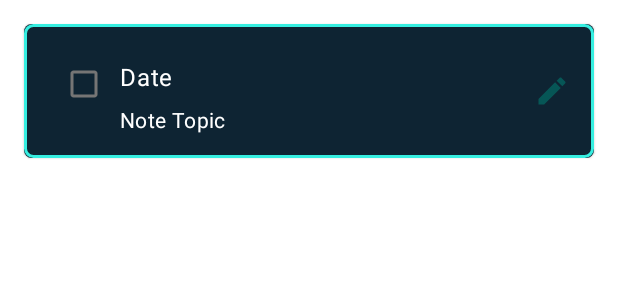
After one commit to it20620202/SmartDairy2022, an Android app: the layout noteitem.xml on its own in the app's theme, with its tools: preview values and no code run, on a phone screen of 412 x 824 dp. The commit adds this screen. Shown: the top 300 px of the screen. Run offline under Robolectric (Android 15) with nearby library versions, the phone set to English and light mode, and no system bars.

Commit message:
Update misc.xml

```diff
--- a/app/src/main/AndroidManifest.xml
+++ b/app/src/main/AndroidManifest.xml
@@ -12,6 +12,9 @@
         android:roundIcon="@mipmap/ic_launcher_round"
         android:supportsRtl="true"
         android:theme="@style/Theme.SmartDiary">
+        <activity
+            android:name=".ShowNote"
+            android:exported="false" />
         <activity
             android:name=".AllNotes"
             android:exported="false" />
--- a/app/src/main/java/com/example/smartdiary/AddNote.java
+++ b/app/src/main/java/com/example/smartdiary/AddNote.java
@@ -93,7 +93,7 @@ public class AddNote extends AppCompatActivity {
                     if (note.isSuccessful()){
                         Toast.makeText(AddNote.this, "Note added", Toast.LENGTH_SHORT).show();
 
-                        Intent AllNote = new Intent(AddNote.this,showTask.class);
+                        Intent AllNote = new Intent(AddNote.this,ShowNote.class);
                         startActivity(AllNote);
                         finish();
                     }
--- a/app/src/main/java/com/example/smartdiary/AllNotes.java
+++ b/app/src/main/java/com/example/smartdiary/AllNotes.java
@@ -31,10 +31,10 @@ public class AllNotes extends AppCompatActivity {
     private DatabaseReference databaseReference;
     private FloatingActionButton addBtn;
     private RecyclerView recyclerView;
-    private todoAdapter todoAdapter;
+    private NoteAdapter NoteAdapter;
     private ArrayList<Note> list;
     private ProgressDialog dialog;
-    private Object NoteAdapter;
+
 
 
     @Override
--- a/app/src/main/java/com/example/smartdiary/MainActivity.java
+++ b/app/src/main/java/com/example/smartdiary/MainActivity.java
@@ -56,14 +56,14 @@ public class MainActivity extends AppCompatActivity {
         GoPay.setOnClickListener(new View.OnClickListener() {
             @Override
             public void onClick(View v) {
-                Intent intent= new Intent(MainActivity.this,Meal.class);
+                Intent intent= new Intent(MainActivity.this,AllNotes.class);
                 startActivity(intent);
             }
         });
         GoNote.setOnClickListener(new View.OnClickListener() {
             @Override
             public void onClick(View v) {
-                Intent intent = new Intent(MainActivity.this,AllNotes.class);
+                Intent intent = new Intent(MainActivity.this,ShowNote.class);
                 startActivity(intent);
             }
         });
--- /dev/null
+++ b/app/src/main/res/layout/noteitem.xml
@@ -0,0 +1,85 @@
+<?xml version="1.0" encoding="utf-8"?>
+
+<com.google.android.material.card.MaterialCardView
+    xmlns:android="http://schemas.android.com/apk/res/android"
+    android:layout_width="match_parent"
+    android:layout_height="wrap_content"
+    xmlns:app="http://schemas.android.com/apk/res-auto"
+    android:layout_margin="16dp"
+    app:cardCornerRadius="5dp"
+    android:elevation="5dp"
+    >
+
+    <LinearLayout
+        android:layout_width="match_parent"
+        android:layout_height="wrap_content"
+        android:orientation="vertical"
+        android:background="@color/blue_shade_1"
+        >
+
+        <RelativeLayout
+            android:layout_width="match_parent"
+            android:layout_height="wrap_content"
+            android:padding="16dp"
+            android:background="@drawable/card_border"
+            >
+
+            <!-- Title, secondary and supporting text -->
+            <CheckBox
+                android:id="@+id/completed"
+                android:layout_width="wrap_content"
+                android:layout_height="wrap_content"
+                android:layout_alignParentStart="true" />
+
+            <LinearLayout
+                android:layout_width="match_parent"
+                android:layout_height="wrap_content"
+                android:orientation="vertical"
+                android:layout_toRightOf="@+id/completed">
+                <TextView
+                    android:id="@+id/item_date"
+                    android:layout_width="wrap_content"
+                    android:layout_height="wrap_content"
+                    android:layout_marginTop="8dp"
+                    android:text="Date"
+                    android:textAppearance="?attr/textAppearanceBody1"
+                    android:textColor="@color/white" />
+
+
+                <TextView
+                    android:id="@+id/item_topic"
+                    android:layout_width="wrap_content"
+                    android:layout_height="wrap_content"
+                    android:layout_marginTop="8dp"
+                    android:text="Note Topic"
+                    android:textAppearance="?attr/textAppearanceBody2"
+                    android:textColor="@color/white" />
+
+            </LinearLayout>
+
+            <ImageView
+
+                android:id="@+id/editNote"
+                android:layout_width="wrap_content"
+                android:layout_height="wrap_content"
+                android:layout_alignParentEnd="true"
+                android:layout_centerVertical="true"
+                android:background="?android:selectableItemBackground"
+                android:src="@drawable/ic_baseline_edit_24" />
+
+
+
+
+
+        </RelativeLayout>
+
+        <TextView
+            android:id="@+id/noteKey"
+            android:layout_width="0dp"
+            android:layout_height="0dp"
+            android:visibility="invisible"/>
+
+    </LinearLayout>
+
+
+</com.google.android.material.card.MaterialCardView>
```
Also changed, not shown: app/src/main/java/com/example/smartdiary/EditNoteActivity.java (deleted, +0 -100 lines), app/src/main/java/com/example/smartdiary/NewNoteAdapter.java (added, +59 -0 lines), app/src/main/java/com/example/smartdiary/NoteAdapter.java (+6 -9 lines), app/src/main/java/com/example/smartdiary/NotesRvmodel.java (deleted, +0 -85 lines), app/src/main/java/com/example/smartdiary/ShowNote.java (added, +63 -0 lines), app/src/main/res/layout/activity_show_note.xml (added, +54 -0 lines), app/src/main/res/drawable/delete__1_.png (added), app/src/main/res/drawable/edit__1_.png (added).
